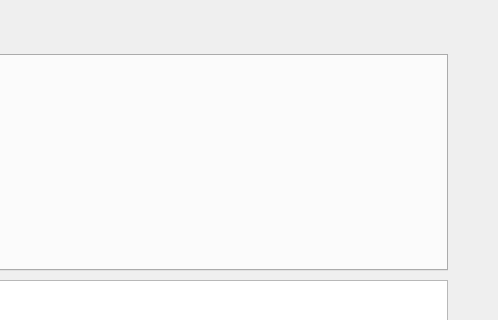
Old version of the form GUI/English/BathingLake/gui.ui in the repository Yeah-Jack/cpp-projects; both pictures show x 302 to 800 and y 0 to 320 of the 800 by 600 pixel window.
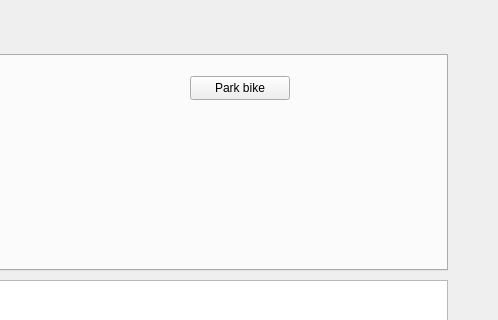
New version of the form. The open tabs and pages were chosen to show the change.

Commit message: feat: add park bike button and update log messages for first name retrieval

The edit to the form file:
```diff
--- a/GUI/English/BathingLake/gui.ui
+++ b/GUI/English/BathingLake/gui.ui
@@ -142,6 +142,19 @@
       <string>Get last name</string>
      </property>
     </widget>
+    <widget class="QPushButton" name="parkBikeBtn">
+     <property name="geometry">
+      <rect>
+       <x>440</x>
+       <y>20</y>
+       <width>100</width>
+       <height>24</height>
+      </rect>
+     </property>
+     <property name="text">
+      <string>Park bike</string>
+     </property>
+    </widget>
    </widget>
   </widget>
  </widget>
```
Left out of the diff: 2 changed lines with no effect on the pictures. The commit also changes 2 other files.
